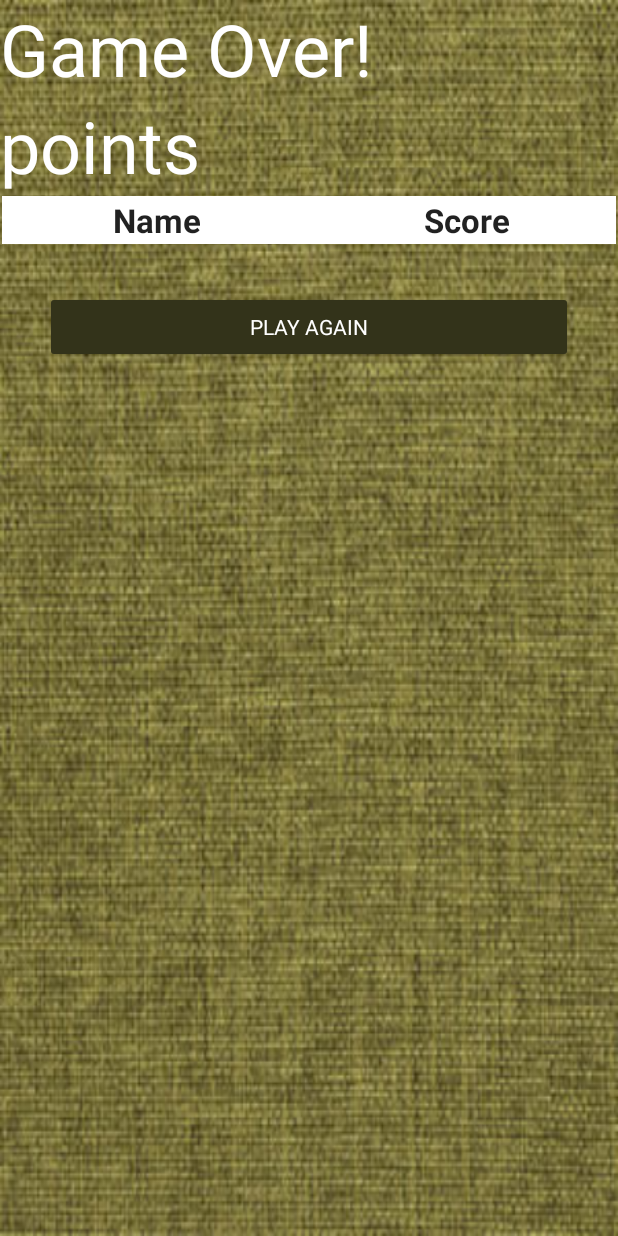
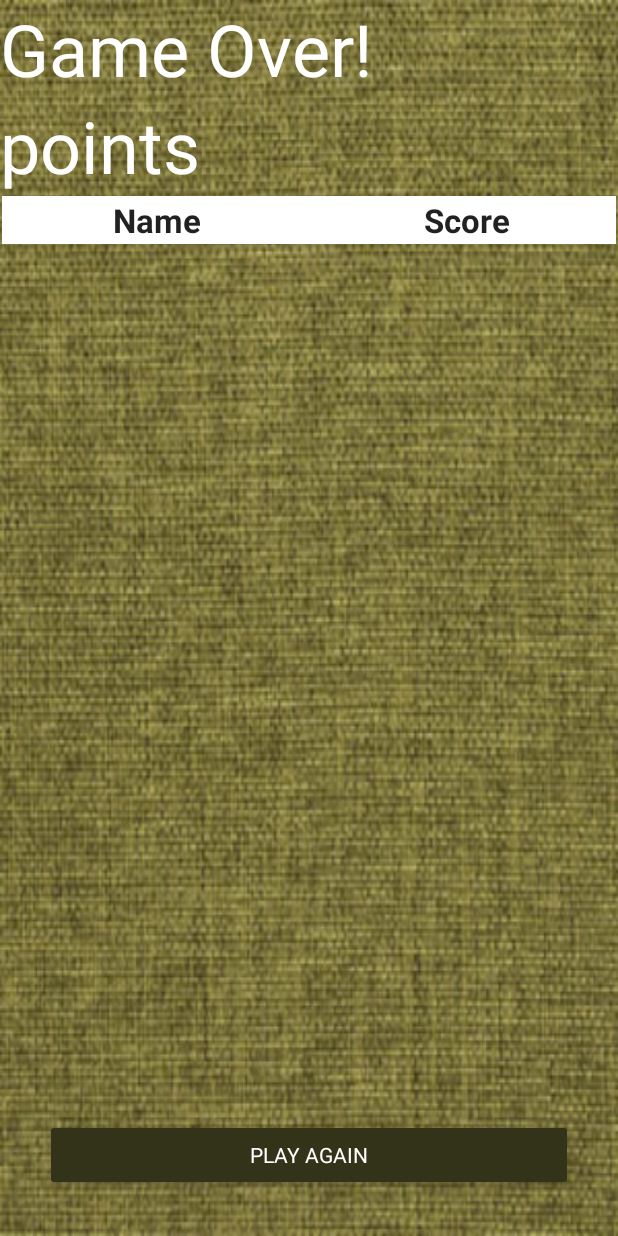
Before and after one commit to avgimatan/HW1-WhackAMoleGame, an Android app: the EndGameActivity screen opened directly, with no data from a screen before it, on a phone screen of 412 x 824 dp. Run offline under Robolectric (Android 15) with nearby library versions, the phone set to English and light mode, and no system bars; our stand-ins replace Firebase (no records; nobody signed in at launch, a user with empty details on screens opened directly); Roboto replaces fonts that are not available here; 2 statements that could not run were skipped.

Commit message:
Add location, change end game layout to relative

```diff
--- a/app/build.gradle
+++ b/app/build.gradle
@@ -29,6 +29,7 @@ dependencies {
     implementation 'androidx.appcompat:appcompat:1.1.0'
     implementation 'androidx.constraintlayout:constraintlayout:1.1.3'
     implementation 'com.google.firebase:firebase-firestore:17.1.2'
+    implementation 'androidx.legacy:legacy-support-v4:1.0.0'
     testImplementation 'junit:junit:4.12'
     androidTestImplementation 'androidx.test:runner:1.2.0'
     androidTestImplementation 'androidx.test.espresso:espresso-core:3.2.0'
--- a/app/src/main/java/com/example/whackamolegame/EndGameActivity.java
+++ b/app/src/main/java/com/example/whackamolegame/EndGameActivity.java
@@ -1,8 +1,13 @@
 package com.example.whackamolegame;
 
+
+import android.app.Fragment;
+import android.app.FragmentTransaction;
 import android.content.Intent;
+import android.content.pm.PackageManager;
 import android.graphics.Color;
 import android.location.Location;
+import android.os.Build;
 import android.os.Bundle;
 import android.util.Log;
 import android.view.LayoutInflater;
@@ -10,37 +15,54 @@ import android.view.View;
 import android.view.ViewGroup;
 import android.widget.Button;
 import android.widget.EditText;
+import android.widget.LinearLayout;
 import android.widget.TableLayout;
 import android.widget.TableRow;
 import android.widget.TextView;
 import android.widget.Toast;
 
 import androidx.appcompat.app.AppCompatActivity;
-import androidx.fragment.app.Fragment;
 
+import com.google.android.gms.maps.CameraUpdateFactory;
+import com.google.android.gms.maps.GoogleMap;
+import com.google.android.gms.maps.MapFragment;
+import com.google.android.gms.maps.OnMapReadyCallback;
+import com.google.android.gms.maps.model.LatLng;
+import com.google.android.gms.maps.model.MarkerOptions;
 import com.google.firebase.firestore.CollectionReference;
 import com.google.firebase.firestore.DocumentSnapshot;
 import com.google.firebase.firestore.FirebaseFirestore;
 import com.google.firebase.firestore.Query;
 
-public class EndGameActivity extends AppCompatActivity implements View.OnClickListener, Finals {
+public class EndGameActivity extends AppCompatActivity implements View.OnClickListener, Finals, OnMapReadyCallback {
 
     private FirebaseFirestore db = FirebaseFirestore.getInstance();
     private TableLayout tableLayout;
     private Player player;
-    private Location userLocation;
     private double lat, lon;
+
+    private LinearLayout linearLayoutFragment;
+
+    private GoogleMap googleMap;
+    private MapFragment mapFragment;
 
     @Override
     protected void onCreate(Bundle savedInstanceState) {
         super.onCreate(savedInstanceState);
         setContentView(R.layout.activity_end_game);
 
-        TextView nameTextView, announcementTextView, pointsTextView;
+        TextView announcementTextView, pointsTextView;
         Button playAgainButton;
 
+        mapFragment = MapFragment.newInstance();
+        final FragmentTransaction transaction = getFragmentManager().beginTransaction();
+        transaction.add(R.id.map_holder, mapFragment);
+        transaction.commit();
+
+
+
         player = (Player) getIntent().getSerializableExtra("player");
-
+        linearLayoutFragment = findViewById(R.id.linear_fragment);
         announcementTextView = findViewById(R.id.txt_announcement);
         pointsTextView = findViewById(R.id.txt_points_result);
         tableLayout = findViewById(R.id.highScoreTable);
@@ -106,9 +128,20 @@ public class EndGameActivity extends AppCompatActivity implements View.OnClickLi
                         tableRow.setOnClickListener(new View.OnClickListener() {
                             @Override
                             public void onClick(View v) {
-                                lon = documentSnapshot.getDouble("lon");
-                                lat = documentSnapshot.getDouble("lat");
-                                Toast.makeText(getApplicationContext(), documentSnapshot.get("name").toString(), Toast.LENGTH_SHORT).show();
+                                if (gpsPermission(documentSnapshot)) {
+                                    lon = documentSnapshot.getDouble("lon");
+                                    lat = documentSnapshot.getDouble("lat");
+                                    mapFragment.getMapAsync(new OnMapReadyCallback() {
+                                        @Override
+                                        public void onMapReady(GoogleMap googleMap) {
+                                            setGoogleMap(googleMap,lat,lon);
+                                        }
+                                    });
+
+                                    linearLayoutFragment.setVisibility(View.VISIBLE);
+                                }
+                                else
+                                    Toast.makeText(getApplicationContext(), "No GPS Permission", Toast.LENGTH_SHORT).show();
                             }
                         });
                         tableLayout.addView(tableRow);
@@ -119,6 +152,16 @@ public class EndGameActivity extends AppCompatActivity implements View.OnClickLi
                 });
     }
 
+    @Override
+    public void onMapReady(GoogleMap googleMap) {
+
+    }
+
+    public boolean gpsPermission(DocumentSnapshot documentSnapshot) {
+        return player.isLocationPermission() &&
+                documentSnapshot.getDouble("lon") != null &&
+                documentSnapshot.getDouble("lon") != null;
+    }
 
 
     public static class DebugExampleTwoFragment extends Fragment {
@@ -131,4 +174,24 @@ public class EndGameActivity extends AppCompatActivity implements View.OnClickLi
             return v;
         }
     }
+
+    public void setGoogleMap(GoogleMap googleMap, double lat, double lon) {
+        this.googleMap = googleMap;
+        //googleMap.setMapType(GoogleMap.MAP_TYPE_SATELLITE); // Unmark to see the changes...
+
+        boolean isAllowedToUseLocation = isPermissionForLocationServicesGranted();
+        if (isAllowedToUseLocation) {
+            googleMap.animateCamera(CameraUpdateFactory.newLatLngZoom(new LatLng(lat,lon),18f));
+            googleMap.addMarker(new MarkerOptions()
+                .draggable(true)
+                .position(new LatLng(lat,lon)));
+        }
+    }
+
+    private boolean isPermissionForLocationServicesGranted() {
+        return android.os.Build.VERSION.SDK_INT < Build.VERSION_CODES.M ||
+                (!(checkSelfPermission(android.Manifest.permission.ACCESS_FINE_LOCATION) != PackageManager.PERMISSION_GRANTED &&
+                        checkSelfPermission(android.Manifest.permission.ACCESS_COARSE_LOCATION) != PackageManager.PERMISSION_GRANTED));
+
+    }
 }
--- a/app/src/main/res/layout/activity_end_game.xml
+++ b/app/src/main/res/layout/activity_end_game.xml
@@ -1,5 +1,5 @@
 <?xml version="1.0" encoding="utf-8"?>
-<LinearLayout xmlns:android="http://schemas.android.com/apk/res/android"
+<RelativeLayout xmlns:android="http://schemas.android.com/apk/res/android"
     xmlns:app="http://schemas.android.com/apk/res-auto"
     xmlns:tools="http://schemas.android.com/tools"
     android:layout_width="match_parent"
@@ -25,7 +25,7 @@
         android:fontFamily="@font/lobster_two"
         android:textColor="@color/white"
         android:text="points"
-        android:gravity="top"
+        android:layout_below="@id/txt_announcement"
         android:textSize="@android:dimen/app_icon_size"/>
 
     <TableLayout xmlns:android="http://schemas.android.com/apk/res/android"
@@ -33,7 +33,8 @@
         android:layout_width="match_parent"
         android:layout_height="wrap_content"
         android:stretchColumns="0,1"
-        android:gravity="center">
+        android:layout_below="@id/txt_points_result"
+        >
 
         <TableRow
             android:background="@color/white"
@@ -69,13 +70,29 @@
             </TableRow>
     </TableLayout>
 
+    <LinearLayout
+        android:id="@+id/linear_fragment"
+        android:layout_width="match_parent"
+        android:layout_height="wrap_content"
+        android:orientation="vertical"
+        android:layout_below="@id/highScoreTable"
+        android:visibility="gone">
+
+        <FrameLayout
+            android:layout_width="match_parent"
+            android:layout_height="wrap_content"
+            android:id="@+id/map_holder"
+            ></FrameLayout>
+    </LinearLayout>
+
     <Button
         android:id="@+id/btn_play_again"
         android:layout_width="match_parent"
         android:layout_height="wrap_content"
         android:fontFamily="@font/lobster_two"
+        android:layout_alignParentBottom="true"
         style="@style/Widget.AppCompat.Button.Colored"
         android:layout_margin="30dp"
         android:text="Play Again" />
 
-</LinearLayout>
+</RelativeLayout>
--- a/app/src/main/res/values/strings.xml
+++ b/app/src/main/res/values/strings.xml
@@ -2,4 +2,8 @@
     <string name="app_name">WhackAMole</string>
     <string name="enter_name">Enter Your Name</string>
     <string name="map_api_key">AIzaSyDbPBxE_Z4XZMybW-1LQDmQNF5o_1Z-2VE</string>
+
+    <!-- TODO: Remove or change this placeholder text -->
+    <string name="hello_blank_fragment">Hello blank fragment</string>
+    <string name="title_activity_maps">Map</string>
 </resources>
```
Also changed, not shown: app/src/debug/res/values/google_maps_api.xml (added, +26 -0 lines), app/src/main/AndroidManifest.xml (+25 -3 lines), app/src/main/java/com/example/whackamolegame/MainActivity.java (+10 -2 lines), app/src/main/java/com/example/whackamolegame/PlayGameActivity.java (+9 -6 lines), app/src/main/java/com/example/whackamolegame/Player.java (+10 -0 lines), 1 other file.
